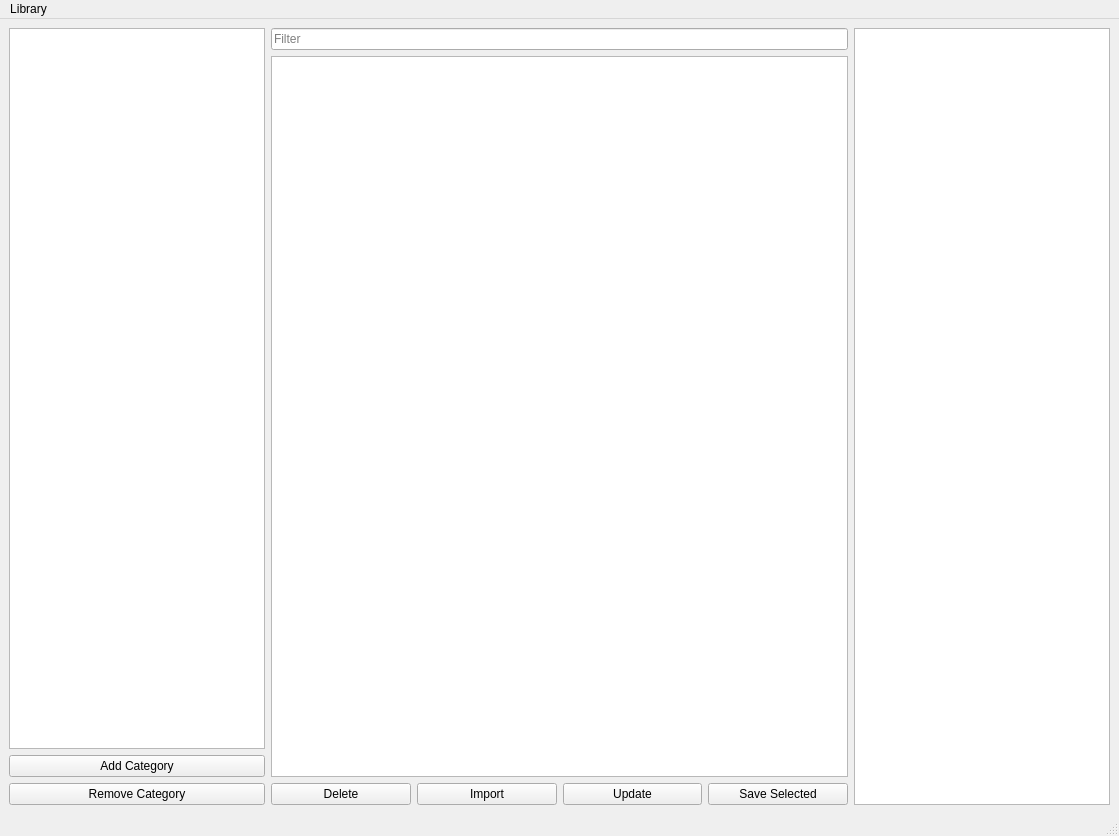
Qt form python3.7libs/MatLib.ui (eglaubauf/egMatLib) before a commit.
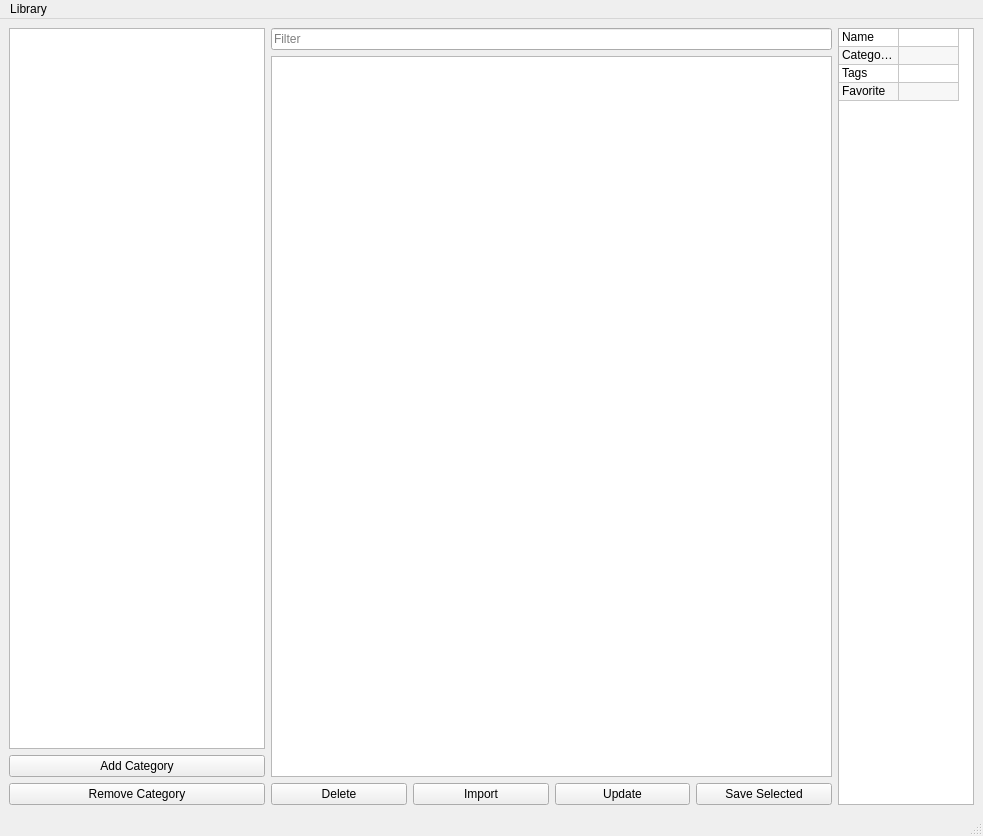
The same form after that commit.

Commit message: Basic Detail View, Fixes

What changed in the file:
```diff
--- a/python3.7libs/MatLib.ui
+++ b/python3.7libs/MatLib.ui
@@ -6,7 +6,7 @@
    <rect>
     <x>0</x>
     <y>0</y>
-    <width>1119</width>
+    <width>983</width>
     <height>836</height>
    </rect>
   </property>
@@ -72,6 +72,9 @@
       </item>
       <item>
        <layout class="QVBoxLayout" name="vlayout_right">
+        <property name="sizeConstraint">
+         <enum>QLayout::SetDefaultConstraint</enum>
+        </property>
         <item>
          <widget class="QLineEdit" name="line_filter">
           <property name="placeholderText">
@@ -141,11 +144,180 @@
       <item>
        <widget class="QTableWidget" name="widget_detail">
         <property name="sizePolicy">
-         <sizepolicy hsizetype="Minimum" vsizetype="Expanding">
+         <sizepolicy hsizetype="Preferred" vsizetype="Expanding">
           <horstretch>0</horstretch>
           <verstretch>0</verstretch>
          </sizepolicy>
         </property>
+        <property name="minimumSize">
+         <size>
+          <width>0</width>
+          <height>0</height>
+         </size>
+        </property>
+        <property name="toolTip">
+         <string/>
+        </property>
+        <property name="sizeAdjustPolicy">
+         <enum>QAbstractScrollArea::AdjustToContents</enum>
+        </property>
+        <property name="autoScroll">
+         <bool>true</bool>
+        </property>
+        <property name="autoScrollMargin">
+         <number>16</number>
+        </property>
+        <property name="editTriggers">
+         <set>QAbstractItemView::AnyKeyPressed|QAbstractItemView::DoubleClicked|QAbstractItemView::EditKeyPressed</set>
+        </property>
+        <property name="showDropIndicator" stdset="0">
+         <bool>false</bool>
+        </property>
+        <property name="dragDropOverwriteMode">
+         <bool>false</bool>
+        </property>
+        <property name="alternatingRowColors">
+         <bool>true</bool>
+        </property>
+        <property name="selectionMode">
+         <enum>QAbstractItemView::SingleSelection</enum>
+        </property>
+        <property name="showGrid">
+         <bool>true</bool>
+        </property>
+        <property name="gridStyle">
+         <enum>Qt::SolidLine</enum>
+        </property>
+        <property name="wordWrap">
+         <bool>false</bool>
+        </property>
+        <property name="cornerButtonEnabled">
+         <bool>false</bool>
+        </property>
+        <property name="rowCount">
+         <number>4</number>
+        </property>
+        <property name="columnCount">
+         <number>2</number>
+        </property>
+        <attribute name="horizontalHeaderVisible">
+         <bool>false</bool>
+        </attribute>
+        <attribute name="horizontalHeaderDefaultSectionSize">
+         <number>60</number>
+        </attribute>
+        <attribute name="horizontalHeaderHighlightSections">
+         <bool>false</bool>
+        </attribute>
+        <attribute name="horizontalHeaderMinimumSectionSize">
+         <number>60</number>
+        </attribute>
+        <attribute name="horizontalHeaderShowSortIndicator" stdset="0">
+         <bool>false</bool>
+        </attribute>
+        <attribute name="verticalHeaderVisible">
+         <bool>false</bool>
+        </attribute>
+        <attribute name="verticalHeaderDefaultSectionSize">
+         <number>10</number>
+        </attribute>
+        <attribute name="verticalHeaderHighlightSections">
+         <bool>false</bool>
+        </attribute>
+        <row/>
+        <row/>
+        <row/>
+        <row/>
+        <column/>
+        <column/>
+        <item row="0" column="0">
+         <property name="text">
+          <string notr="true">Name</string>
+         </property>
+         <property name="toolTip">
+          <string notr="true"/>
+         </property>
+         <property name="whatsThis">
+          <string notr="true"/>
+         </property>
+         <property name="flags">
+          <set>ItemIsEnabled</set>
+         </property>
+        </item>
+        <item row="0" column="1">
+         <property name="text">
+          <string/>
+         </property>
+         <property name="flags">
+          <set>ItemIsSelectable|ItemIsEditable|ItemIsEnabled</set>
+         </property>
+        </item>
+        <item row="1" column="0">
+         <property name="text">
+          <string notr="true">Categories</string>
+         </property>
+         <property name="toolTip">
+          <string notr="true"/>
+         </property>
+         <property name="whatsThis">
+          <string notr="true"/>
+         </property>
+         <property name="flags">
+          <set>ItemIsEnabled</set>
+         </property>
+        </item>
+        <item row="1" column="1">
+         <property name="text">
+          <string/>
+         </property>
+         <property name="flags">
+          <set>ItemIsSelectable|ItemIsEditable|ItemIsEnabled</set>
+         </property>
+        </item>
+        <item row="2" column="0">
+         <property name="text">
+          <string notr="true">Tags</string>
+         </property>
+         <property name="toolTip">
+          <string notr="true"/>
+         </property>
+         <property name="whatsThis">
+          <string notr="true"/>
+         </property>
+         <property name="flags">
+          <set>ItemIsEnabled</set>
+         </property>
+        </item>
+        <item row="2" column="1">
+         <property name="text">
+          <string/>
+         </property>
+         <property name="flags">
+          <set>ItemIsSelectable|ItemIsEnabled</set>
+         </property>
+        </item>
+        <item row="3" column="0">
+         <property name="text">
+          <string notr="true">Favorite</string>
+         </property>
+         <property name="toolTip">
+          <string notr="true"/>
+         </property>
+         <property name="whatsThis">
+          <string notr="true"/>
+         </property>
+         <property name="flags">
+          <set>ItemIsEnabled</set>
+         </property>
+        </item>
+        <item row="3" column="1">
+         <property name="text">
+          <string/>
+         </property>
+         <property name="flags">
+          <set>ItemIsSelectable|ItemIsEditable|ItemIsEnabled</set>
+         </property>
+        </item>
        </widget>
       </item>
      </layout>
@@ -157,7 +329,7 @@
     <rect>
      <x>0</x>
      <y>0</y>
-     <width>1119</width>
+     <width>983</width>
      <height>18</height>
     </rect>
    </property>
```
Left out of the diff: 15 changed lines with no effect on the pictures. The commit also changes 2 other files.
